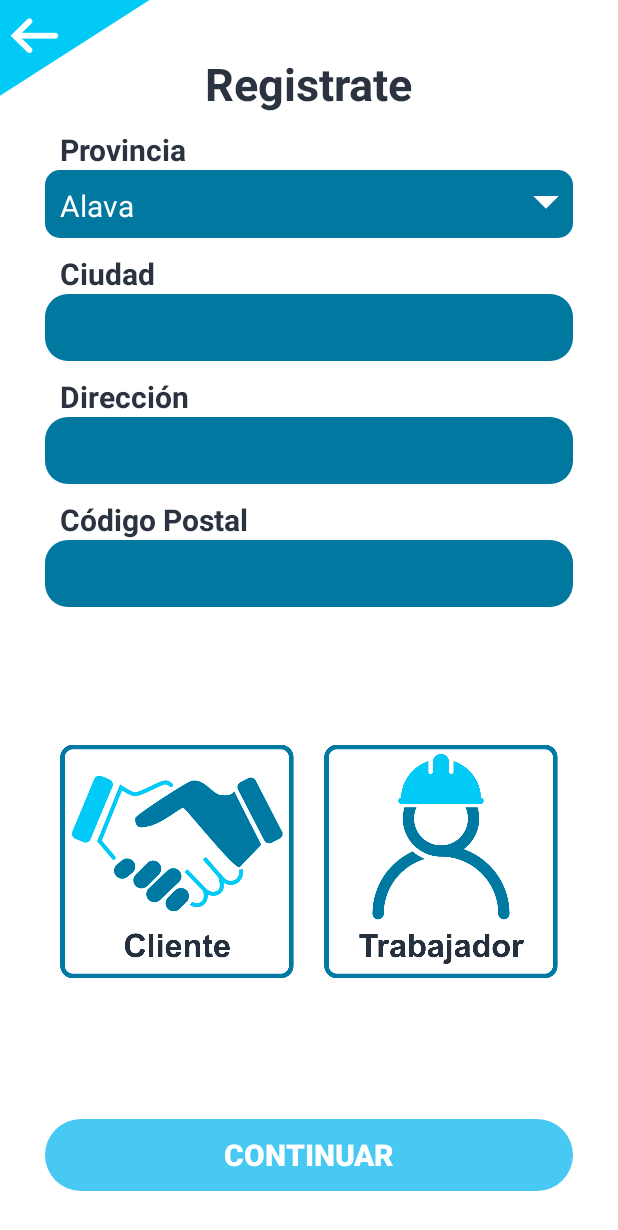
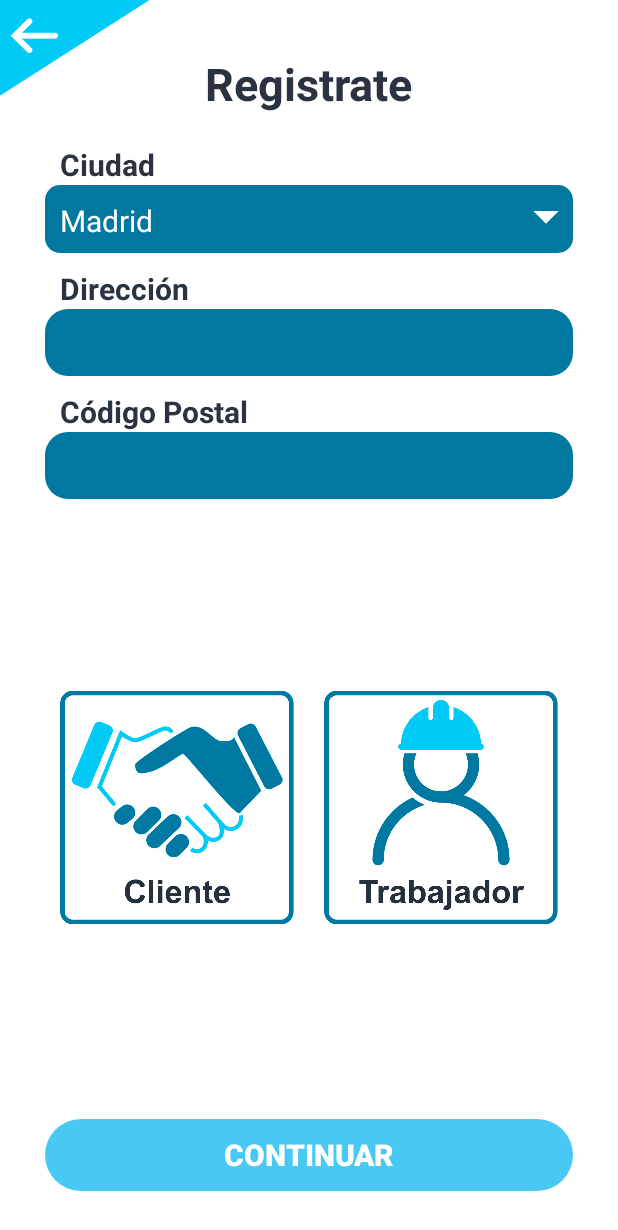
Before and after one commit to IgnacioLF/Wipehouse, an Android app: the Register screen opened directly, with no data from a screen before it, on a phone screen of 412 x 824 dp. Shown: the top 1230 px of the screen. Run offline under Robolectric (Android 15) with nearby library versions, the phone set to English and light mode, and no system bars; our stand-ins replace CircleImageView, Firebase (no records; nobody signed in at launch, a user with empty details on screens opened directly).

Commit message:
-added spinner only 2 city

```diff
--- a/app/src/main/java/com/example/wipehouse/Register.kt
+++ b/app/src/main/java/com/example/wipehouse/Register.kt
@@ -34,8 +34,6 @@ class Register : AppCompatActivity() {
     lateinit var editTextDNI: EditText
     lateinit var editTextEmail: EditText
     lateinit var editTextTelefono: EditText
-    lateinit var editTextprovincia: EditText
-    lateinit var editTextCiudad: EditText
     lateinit var editTextDireccion: EditText
     lateinit var editTextCodigopostal: EditText
     lateinit var linearparte1: LinearLayout
@@ -44,7 +42,7 @@ class Register : AppCompatActivity() {
     lateinit var textViewTitulo2: TextView
     lateinit var profile_image: de.hdodenhof.circleimageview.CircleImageView
     lateinit var imageButtonAddimage: ImageButton
-    lateinit var spinnerprovincias : Spinner
+    lateinit var spinnerciudad : Spinner
     var trabajador = false
     var cliente =false
     var partes=1
@@ -61,8 +59,6 @@ class Register : AppCompatActivity() {
         editTextDNI=findViewById(R.id.editTextDNI)
         editTextEmail=findViewById(R.id.editTextEmail)
         editTextTelefono=findViewById(R.id.editTextTelefono)
-        editTextprovincia=findViewById(R.id.editTextprovincia)
-        editTextCiudad=findViewById(R.id.editTextCiudad)
         editTextDireccion=findViewById(R.id.editTextDireccion)
         editTextCodigopostal=findViewById(R.id.editTextCodigopostal)
         linearparte1=findViewById(R.id.linearparte1)
@@ -74,17 +70,13 @@ class Register : AppCompatActivity() {
         profile_image=findViewById(R.id.profile_image)
         imageButtonAddimage=findViewById(R.id.imageButtonAddimage)
         val backarrowB = findViewById<ImageButton>(R.id.imageButtonBackArrow)
-        spinnerprovincias = findViewById(R.id.spinnerprovincia)
-        var provinciaslista = arrayOf<String>("Alava","Albacete","Alicante","Almería","Asturias","Avila","Badajoz","Barcelona","Burgos","Cáceres",
-            "Cádiz","Cantabria","Castellón","Ciudad Real","Córdoba","La Coruña","Cuenca","Gerona","Granada","Guadalajara",
-            "Guipúzcoa","Huelva","Huesca","Islas Baleares","Jaén","León","Lérida","Lugo","Madrid","Málaga","Murcia","Navarra",
-            "Orense","Palencia","Las Palmas","Pontevedra","La Rioja","Salamanca","Segovia","Sevilla","Soria","Tarragona",
-            "Santa Cruz de Tenerife","Teruel","Toledo","Valencia","Valladolid","Vizcaya","Zamora","Zaragoza")
-        var spinadapter = ArrayAdapter(this,R.layout.myselectedspinner,provinciaslista)
+        spinnerciudad = findViewById(R.id.spinnerciudad)
+        var ciudadlista = arrayOf<String>("Madrid","Barcelona")
+        var spinadapter = ArrayAdapter(this,R.layout.myselectedspinner,ciudadlista)
         spinadapter.setDropDownViewResource(R.layout.mydropdownspinner)
-        spinnerprovincias.adapter = spinadapter
+        spinnerciudad.adapter = spinadapter
 
-        spinnerprovincias.onItemSelectedListener = object :
+        spinnerciudad.onItemSelectedListener = object :
             AdapterView.OnItemSelectedListener{
             override fun onItemSelected(
                 parent: AdapterView<*>?,
@@ -141,7 +133,8 @@ class Register : AppCompatActivity() {
                     Toast.makeText(applicationContext,"Error alguno de los campos esta vacio",Toast.LENGTH_LONG).show()
                 }
             } else if (partes==2){
-                if (editTextprovincia.text.isNotEmpty()&&editTextCiudad.text.isNotEmpty()&&editTextDireccion.text.isNotEmpty()&&editTextCodigopostal.text.isNotEmpty()&&(trabajador==true||cliente==true)){
+                //// TODO ciudad spinner not empty
+                if (editTextDireccion.text.isNotEmpty()&&editTextCodigopostal.text.isNotEmpty()&&(trabajador==true||cliente==true)){
                     if(trabajador==true){
                         partes=3
                         linearparte2.setVisibility(View.INVISIBLE)
@@ -183,8 +176,8 @@ class Register : AppCompatActivity() {
                 var user = hashMapOf(
                     "nombre" to editTextTextNombre.text.toString(),
                     "apellidos" to editTextapellidos.text.toString(),
-                    "provincia" to editTextprovincia.text.toString(),
-                    "ciudad" to editTextCiudad.text.toString(),
+                    // TODO ciudad spinner
+                //    "ciudad" to editTextCiudad.text.toString(),
                     "direccion" to editTextDireccion.text.toString(),
                     "cp" to editTextCodigopostal.text.toString(),
                     "telefono" to editTextTelefono.text.toString(),
@@ -237,8 +230,8 @@ class Register : AppCompatActivity() {
                 var user = hashMapOf(
                     "nombre" to editTextTextNombre.text.toString(),
                     "apellidos" to editTextapellidos.text.toString(),
-                    "provincia" to editTextprovincia.text.toString(),
-                    "ciudad" to editTextCiudad.text.toString(),
+                    // TODO ciudad spinner
+                  //  "ciudad" to editTextCiudad.text.toString(),
                     "direccion" to editTextDireccion.text.toString(),
                     "cp" to editTextCodigopostal.text.toString(),
                     "telefono" to editTextTelefono.text.toString(),
--- a/app/src/main/res/layout/activity_register.xml
+++ b/app/src/main/res/layout/activity_register.xml
@@ -78,36 +78,6 @@
         android:visibility="visible">
 
         <TextView
-            android:id="@+id/textViewprovincia"
-            android:layout_width="match_parent"
-            android:layout_height="wrap_content"
-            android:paddingLeft="10dp"
-            android:text="Provincia"
-            android:textColor="#2c3340"
-            android:textSize="20sp"
-            android:textStyle="bold" />
-        <Spinner
-            android:id="@+id/spinnerprovincia"
-            android:layout_width="match_parent"
-            android:layout_height="45dp"
-            android:textColor="@color/white"
-            android:background="@drawable/bg_spinner"
-            android:padding="10dp"
-            android:spinnerMode="dropdown"
-            android:dropDownVerticalOffset="45dp" />
-
-        <EditText
-            android:id="@+id/editTextprovincia"
-            android:layout_width="match_parent"
-            android:layout_height="wrap_content"
-            android:background="@drawable/blue_roundcorners_low"
-            android:ems="10"
-            android:inputType="textPersonName"
-            android:padding="10dp"
-            android:textColor="@color/white"
-            android:visibility="gone"/>
-
-        <TextView
             android:id="@+id/textViewCiudad"
             android:layout_width="match_parent"
             android:layout_height="wrap_content"
@@ -118,14 +88,14 @@
             android:textSize="20sp"
             android:textStyle="bold" />
 
-        <EditText
-            android:id="@+id/editTextCiudad"
+        <Spinner
+            android:id="@+id/spinnerciudad"
             android:layout_width="match_parent"
-            android:layout_height="wrap_content"
-            android:background="@drawable/blue_roundcorners_low"
-            android:ems="10"
-            android:inputType="textPersonName"
+            android:layout_height="45dp"
+            android:background="@drawable/bg_spinner"
+            android:dropDownVerticalOffset="45dp"
             android:padding="10dp"
+            android:spinnerMode="dropdown"
             android:textColor="@color/white" />
 
         <TextView
```
Also changed, not shown: app/build.gradle (line endings or trailing spaces).
